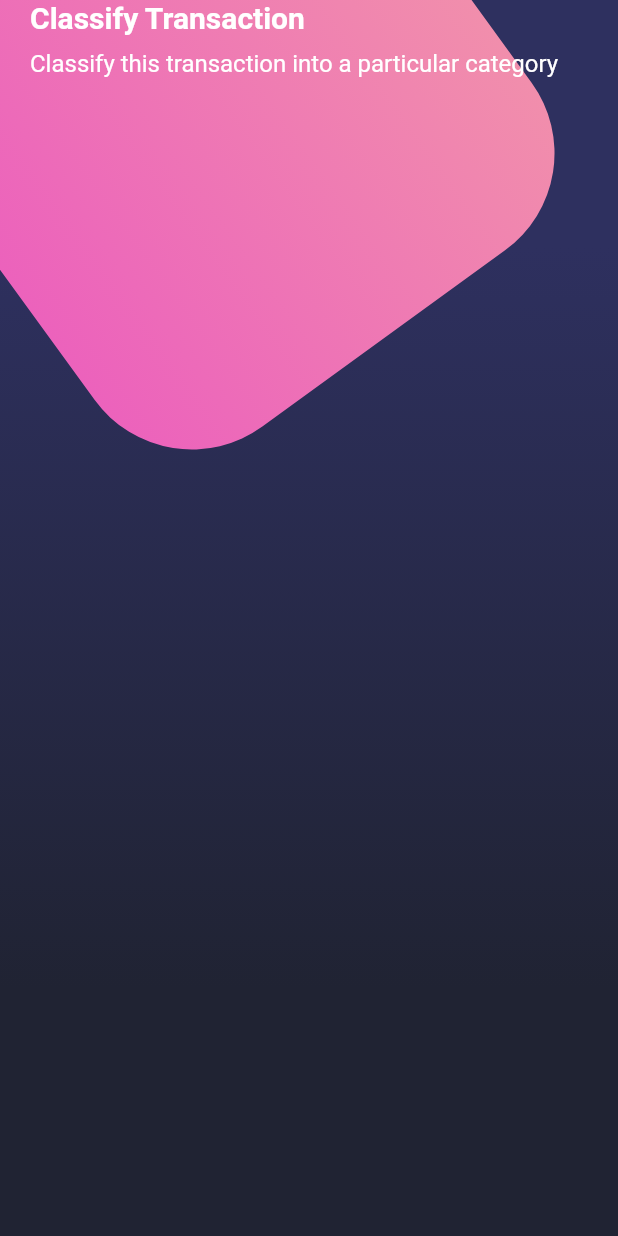
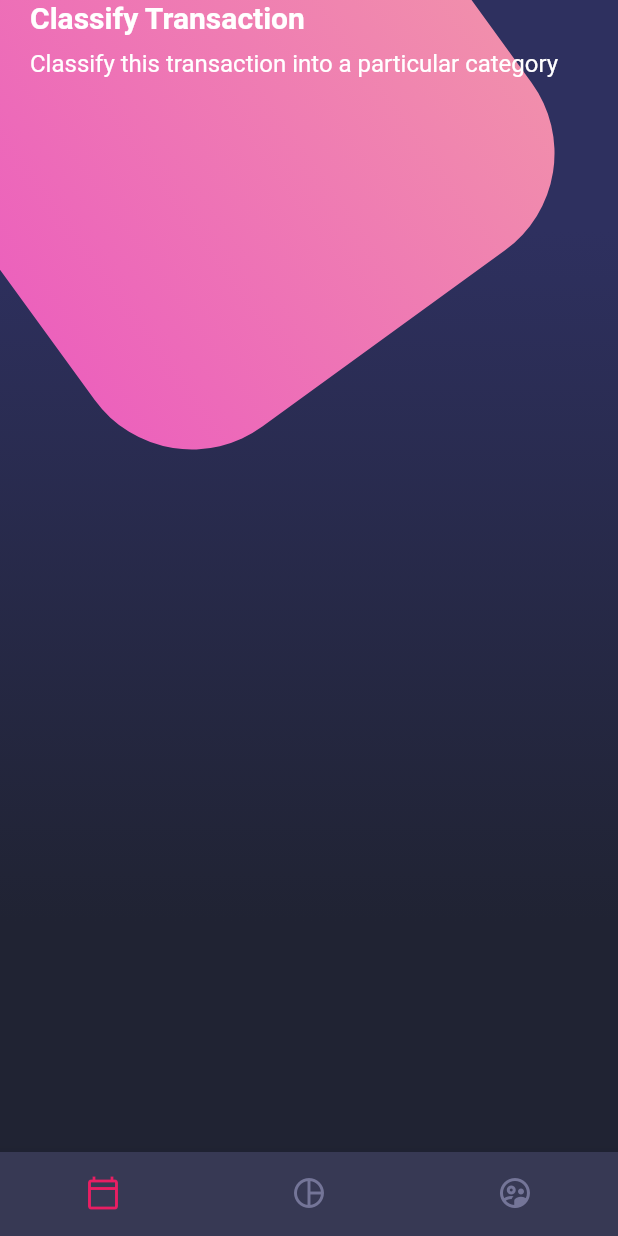
Before and after one commit to Ricardohm7/flutter_designs, a Flutter app: the screen it shows after launch, on a phone screen of 412 x 824 dp. Run offline on Flutter 3.47's test engine with Material 2 defaults, Android fonts, the phone set to English and light mode, and no system bars.

Commit message:
Diseño compuesto -BottomNavigationBar completado

```diff
--- a/lib/screens/home_screen.dart
+++ b/lib/screens/home_screen.dart
@@ -1,4 +1,5 @@
 import 'package:designs/widgets/background.dart';
+import 'package:designs/widgets/custom_button_navigation.dart';
 import 'package:flutter/material.dart';
 
 class HomeScreen extends StatelessWidget {
@@ -10,9 +11,10 @@ class HomeScreen extends StatelessWidget {
       body: Stack(
         children: [
           //Background
-          Background()
+          Background(),
         ],
       ),
+      bottomNavigationBar: CustomBottomNavigation(),
     );
   }
 }
--- /dev/null
+++ b/lib/widgets/custom_button_navigation.dart
@@ -0,0 +1,26 @@
+import 'package:flutter/material.dart';
+
+class CustomBottomNavigation extends StatelessWidget {
+  const CustomBottomNavigation({Key? key}) : super(key: key);
+
+  @override
+  Widget build(BuildContext context) {
+    return BottomNavigationBar(
+      showSelectedLabels: false,
+      showUnselectedLabels: false,
+      selectedItemColor: Colors.pink,
+      backgroundColor: Color.fromRGBO(55, 57, 84, 1),
+      unselectedItemColor: Color.fromRGBO(116, 117, 152, 1),
+      currentIndex: 0,
+      items: [
+        BottomNavigationBarItem(
+            label: 'Calendario', icon: Icon(Icons.calendar_today_outlined)),
+        BottomNavigationBarItem(
+            label: 'Gráfica', icon: Icon(Icons.pie_chart_outline)),
+        BottomNavigationBarItem(
+            label: 'Usuarios',
+            icon: Icon(Icons.supervised_user_circle_outlined)),
+      ],
+    );
+  }
+}
```
